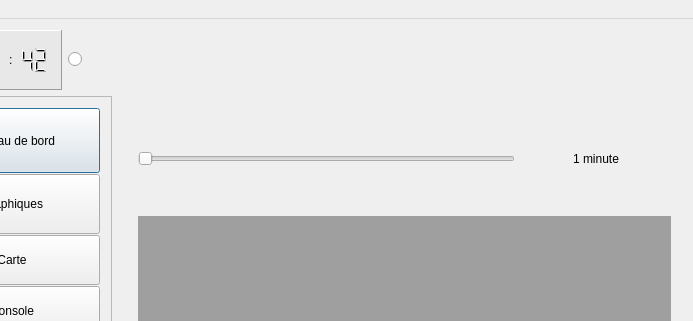
mjc-ermont/Cookie-Logger, file FenPrincipale.ui: the form before one commit; both pictures show x 99 to 792 and y 0 to 321 of the 792 by 718 pixel window.
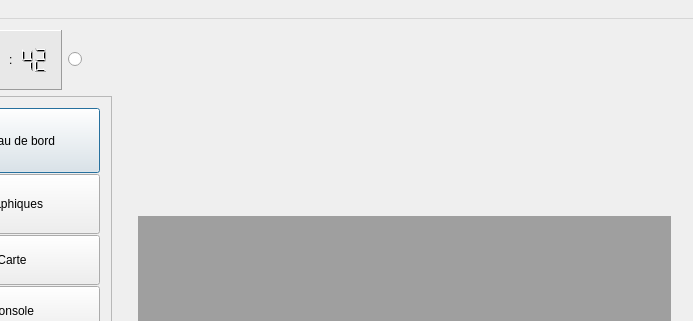
The form after the commit. The open tabs and pages were chosen to show the change.

The edit to the form file:
```diff
--- a/FenPrincipale.ui
+++ b/FenPrincipale.ui
@@ -486,49 +486,7 @@
            </widget>
           </item>
           <item row="0" column="0">
-           <layout class="QHBoxLayout" name="horizontalLayout_5">
-            <item>
-             <widget class="QSlider" name="horizontalSlider">
-              <property name="minimum">
-               <number>1</number>
-              </property>
-              <property name="maximum">
-               <number>180</number>
-              </property>
-              <property name="orientation">
-               <enum>Qt::Horizontal</enum>
-              </property>
-             </widget>
-            </item>
-            <item>
-             <widget class="QLabel" name="bowltext">
-              <property name="sizePolicy">
-               <sizepolicy hsizetype="Fixed" vsizetype="Preferred">
-                <horstretch>0</horstretch>
-                <verstretch>0</verstretch>
-               </sizepolicy>
-              </property>
-              <property name="minimumSize">
-               <size>
-                <width>150</width>
-                <height>0</height>
-               </size>
-              </property>
-              <property name="maximumSize">
-               <size>
-                <width>150</width>
-                <height>16777215</height>
-               </size>
-              </property>
-              <property name="text">
-               <string>1 minute</string>
-              </property>
-              <property name="alignment">
-               <set>Qt::AlignCenter</set>
-              </property>
-             </widget>
-            </item>
-           </layout>
+           <layout class="QHBoxLayout" name="p_graphics_range_selection_layout"/>
           </item>
          </layout>
         </widget>
```
Left out of the diff: 10 changed lines with no effect on the pictures.
